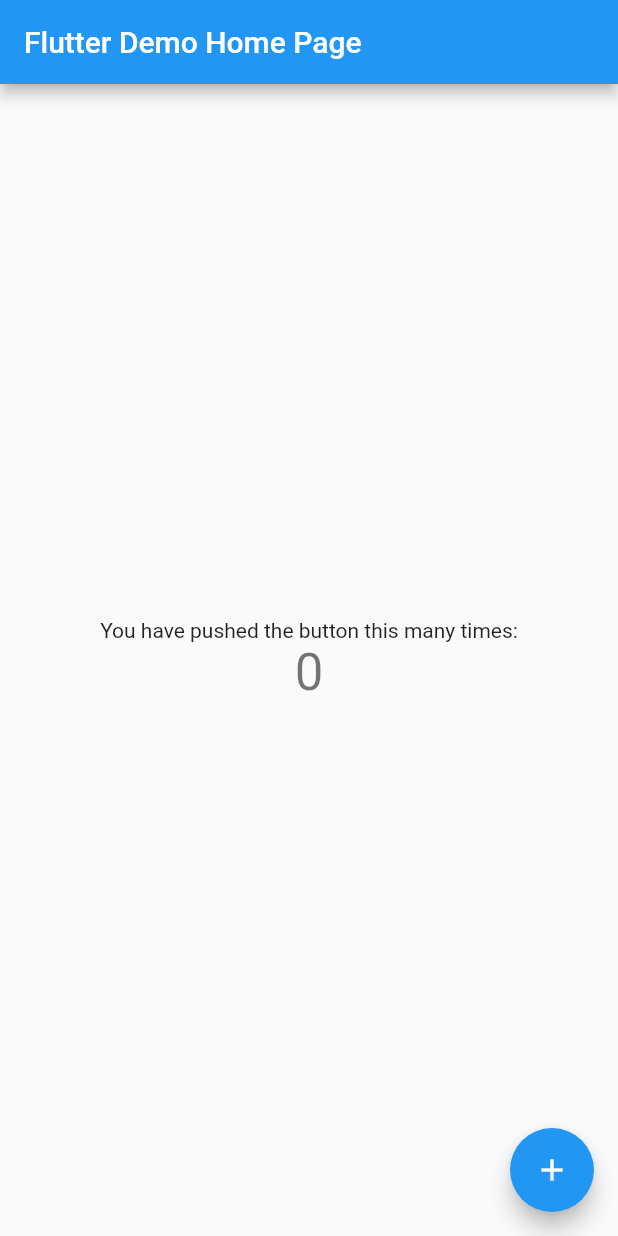
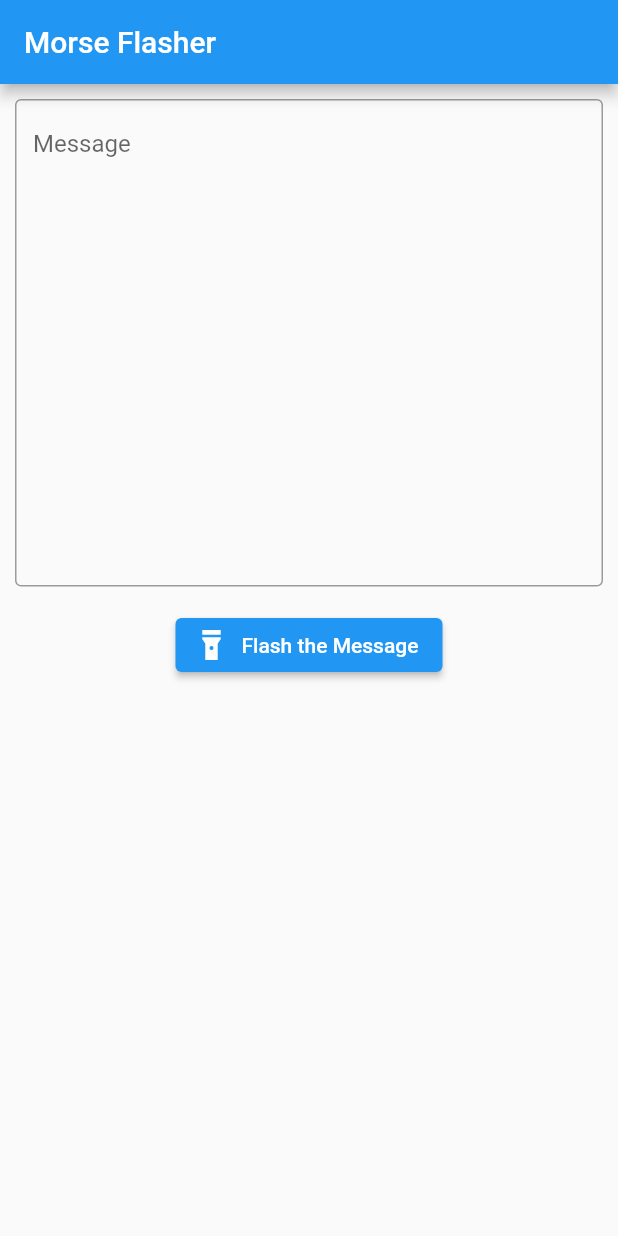
Before and after one commit to vivekkj123/morse-flasher, a Flutter app: the screen it shows after launch, on a phone screen of 412 x 824 dp. Run offline on Flutter 3.47's test engine with Material 2 defaults, Android fonts, the phone set to English and light mode, and no system bars.

Commit message:
[UI] - Basic material UI

```diff
--- a/lib/main.dart
+++ b/lib/main.dart
@@ -1,4 +1,5 @@
 import 'package:flutter/material.dart';
+import 'package:morse_flasher/screens/screen_home.dart';
 
 void main() {
   runApp(const MyApp());
@@ -11,105 +12,11 @@
   @override
   Widget build(BuildContext context) {
     return MaterialApp(
-      title: 'Flutter Demo',
+      title: 'Morse Flasher',
       theme: ThemeData(
-        // This is the theme of your application.
-        //
-        // Try running your application with "flutter run". You'll see the
-        // application has a blue toolbar. Then, without quitting the app, try
-        // changing the primarySwatch below to Colors.green and then invoke
-        // "hot reload" (press "r" in the console where you ran "flutter run",
-        // or simply save your changes to "hot reload" in a Flutter IDE).
-        // Notice that the counter didn't reset back to zero; the application
-        // is not restarted.
         primarySwatch: Colors.blue,
       ),
-      home: const MyHomePage(title: 'Flutter Demo Home Page'),
+      home: const ScreenHome(),
     );
   }
 }
-
-class MyHomePage extends StatefulWidget {
-  const MyHomePage({Key? key, required this.title}) : super(key: key);
-
-  // This widget is the home page of your application. It is stateful, meaning
-  // that it has a State object (defined below) that contains fields that affect
-  // how it looks.
-
-  // This class is the configuration for the state. It holds the values (in this
-  // case the title) provided by the parent (in this case the App widget) and
-  // used by the build method of the State. Fields in a Widget subclass are
-  // always marked "final".
-
-  final String title;
-
-  @override
-  State<MyHomePage> createState() => _MyHomePageState();
-}
-
-class _MyHomePageState extends State<MyHomePage> {
-  int _counter = 0;
-
-  void _incrementCounter() {
-    setState(() {
-      // This call to setState tells the Flutter framework that something has
-      // changed in this State, which causes it to rerun the build method below
-      // so that the display can reflect the updated values. If we changed
-      // _counter without calling setState(), then the build method would not be
-      // called again, and so nothing would appear to happen.
-      _counter++;
-    });
-  }
-
-  @override
-  Widget build(BuildContext context) {
-    // This method is rerun every time setState is called, for instance as done
-    // by the _incrementCounter method above.
-    //
-    // The Flutter framework has been optimized to make rerunning build methods
-    // fast, so that you can just rebuild anything that needs updating rather
-    // than having to individually change instances of widgets.
-    return Scaffold(
-      appBar: AppBar(
-        // Here we take the value from the MyHomePage object that was created by
-        // the App.build method, and use it to set our appbar title.
-        title: Text(widget.title),
-      ),
-      body: Center(
-        // Center is a layout widget. It takes a single child and positions it
-        // in the middle of the parent.
-        child: Column(
-          // Column is also a layout widget. It takes a list of children and
-          // arranges them vertically. By default, it sizes itself to fit its
-          // children horizontally, and tries to be as tall as its parent.
-          //
-          // Invoke "debug painting" (press "p" in the console, choose the
-          // "Toggle Debug Paint" action from the Flutter Inspector in Android
-          // Studio, or the "Toggle Debug Paint" command in Visual Studio Code)
-          // to see the wireframe for each widget.
-          //
-          // Column has various properties to control how it sizes itself and
-          // how it positions its children. Here we use mainAxisAlignment to
-          // center the children vertically; the main axis here is the vertical
-          // axis because Columns are vertical (the cross axis would be
-          // horizontal).
-          mainAxisAlignment: MainAxisAlignment.center,
-          children: <Widget>[
-            const Text(
-              'You have pushed the button this many times:',
-            ),
-            Text(
-              '$_counter',
-              style: Theme.of(context).textTheme.headline4,
-            ),
-          ],
-        ),
-      ),
-      floatingActionButton: FloatingActionButton(
-        onPressed: _incrementCounter,
-        tooltip: 'Increment',
-        child: const Icon(Icons.add),
-      ), // This trailing comma makes auto-formatting nicer for build methods.
-    );
-  }
-}
--- /dev/null
+++ b/lib/screens/screen_home.dart
@@ -0,0 +1,32 @@
+import 'package:flutter/material.dart';
+
+class ScreenHome extends StatelessWidget {
+  const ScreenHome({Key? key}) : super(key: key);
+
+  @override
+  Widget build(BuildContext context) {
+    return Scaffold(
+      appBar: AppBar(title: const Text("Morse Flasher")),
+      body: Center(
+          child: Padding(
+        padding: const EdgeInsets.all(10.0),
+        child: Column(
+          children: [
+            const TextField(
+              decoration: InputDecoration(
+                  border: OutlineInputBorder(), hintText: "Message"),
+              maxLines: 15,
+            ),
+            const SizedBox(
+              height: 15,
+            ),
+            ElevatedButton.icon(
+                onPressed: () {},
+                icon: const Icon(Icons.flashlight_on),
+                label: const Text("Flash the Message"))
+          ],
+        ),
+      )),
+    );
+  }
+}
```
